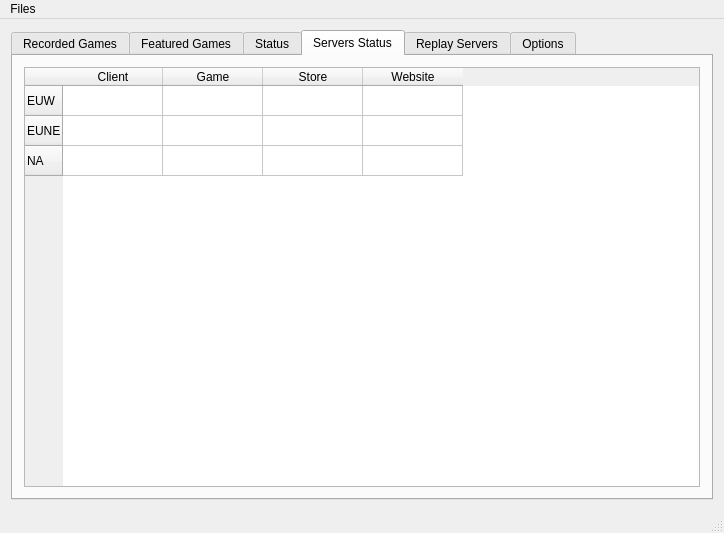
The window that src/mainwindow.ui (Aztorius/legendsreplay) describes before a commit, drawn with Qt 5.
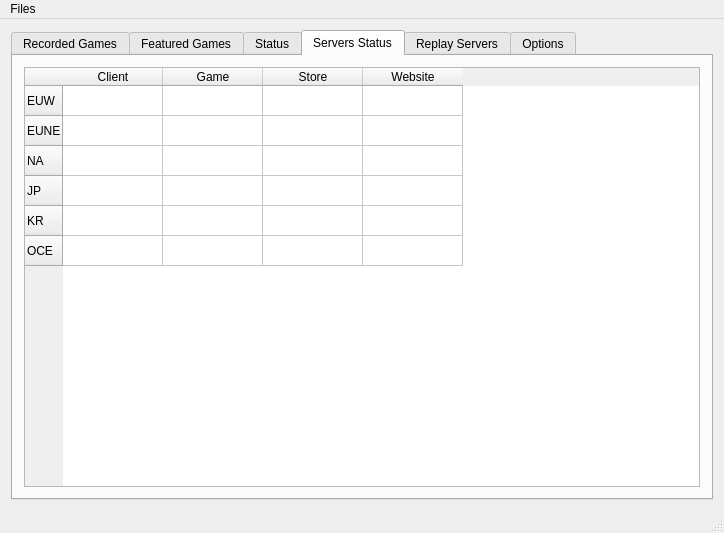
The same window after the commit. The open tabs and pages were chosen to show the change.

Commit message: Added Japan, Republic of Korea and Oceania regions

What changed in the file:
```diff
--- a/src/mainwindow.ui
+++ b/src/mainwindow.ui
@@ -677,6 +677,21 @@
             <string>NA</string>
            </property>
           </row>
+          <row>
+           <property name="text">
+            <string>JP</string>
+           </property>
+          </row>
+          <row>
+           <property name="text">
+            <string>KR</string>
+           </property>
+          </row>
+          <row>
+           <property name="text">
+            <string>OCE</string>
+           </property>
+          </row>
           <column>
            <property name="text">
             <string>Client</string>
```
The commit also changes 2 other files.
